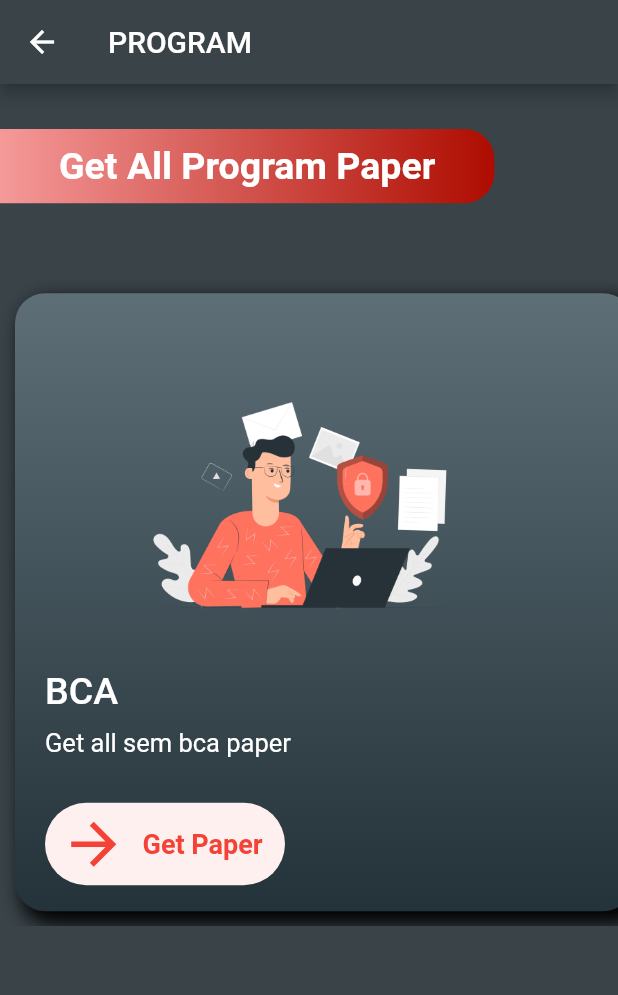
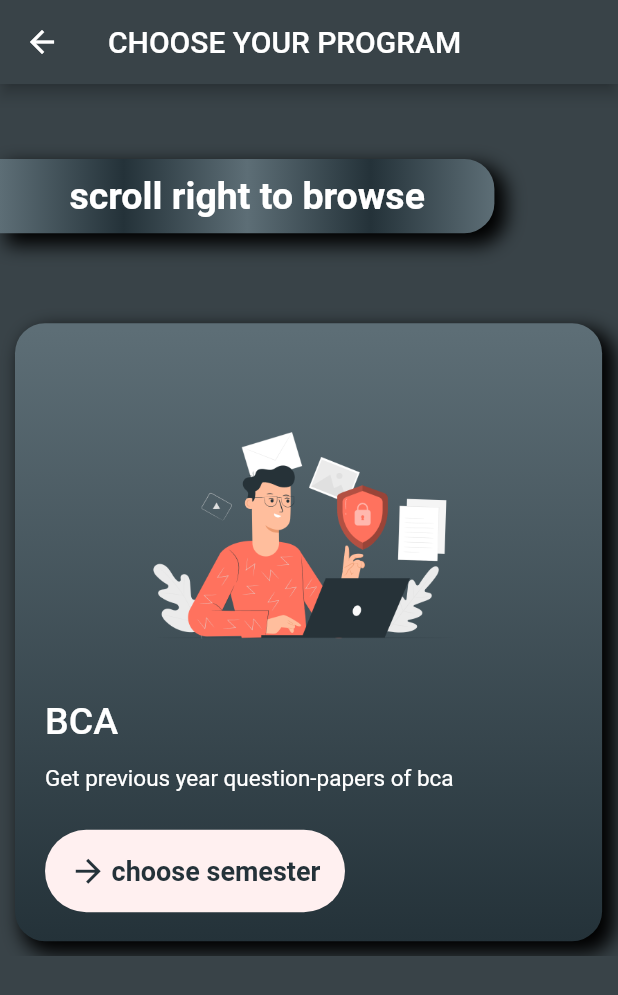
Before and after one commit to devil-preet/ExamPrep, a Flutter app: the UnderGrad screen opened directly, on a phone screen of 412 x 824 dp. Shown: the top 995 px of the screen. Run offline on Flutter 3.47's test engine with Material 2 defaults, Android fonts, the phone set to English and light mode, and no system bars; our stand-ins replace file_picker; missing offline and left inert: flutter_pdfview.

Commit message:
UI changes ( some colors are replaced)
UI changes

```diff
--- a/lib/page/UG/BCA/bca_course.dart
+++ b/lib/page/UG/BCA/bca_course.dart
@@ -30,8 +30,8 @@ class _BCAState extends State<BCA> {
             crossAxisAlignment: CrossAxisAlignment.start,
             children: [
               Up_Banner(
-                labal: 'Select your Semester',
-                width: mq.width * 0.7,
+                labal: 'Choose your Semester',
+                width: mq.width * 0.8,
                 height: mq.height * 0.06,
               ),
               Semester_tile(
--- a/lib/page/UG/UG_page.dart
+++ b/lib/page/UG/UG_page.dart
@@ -21,7 +21,7 @@ class _UnderGradState extends State<UnderGrad> {
       appBar: AppBar(
         backgroundColor: Color(0xFF394348),
         title: Text(
-          "PROGRAM",
+          "CHOOSE YOUR PROGRAM",
         ),
       ),
       body: SafeArea(
@@ -29,8 +29,11 @@ class _UnderGradState extends State<UnderGrad> {
           child: Column(
             crossAxisAlignment: CrossAxisAlignment.start,
             children: [
+              SizedBox(
+                height: 20,
+              ),
               Up_Banner(
-                labal: 'Get All Program Paper',
+                labal: 'scroll right to browse',
                 width: mq.width * 0.8,
                 height: mq.height * 0.06,
               ),
--- a/lib/page/home_page.dart
+++ b/lib/page/home_page.dart
@@ -22,7 +22,7 @@ class _Home_PageState extends State<Home_Page> {
       appBar: AppBar(
           backgroundColor: Color(0xFF394348),
           title: Text(
-            "CHOOSE YOUR COURSE TYPE ",
+            "CHOOSE YOUR COURSE LEVEL ",
             style: TextStyle(color: Colors.white),
           )),
       body: SafeArea(
@@ -31,13 +31,13 @@ class _Home_PageState extends State<Home_Page> {
             crossAxisAlignment: CrossAxisAlignment.start,
             children: [
               Up_Banner(
-                labal: '"Graduations"',
+                labal: 'COURSES',
                 width: mq.width * 0.6,
                 height: mq.height * 0.06,
               ),
               Courses_Tile(
                   imageName: "assets/images/ug.png",
-                  btext: 'UG Paper',
+                  btext: 'click here',
                   cours_text: "Under Graduation",
                   onTap: () {
                     Navigator.push(context,
@@ -45,16 +45,21 @@ class _Home_PageState extends State<Home_Page> {
                   }),
               Courses_Tile(
                   imageName: "assets/images/pg.png",
-                  btext: 'PG Paper',
+                  btext: 'click here',
                   cours_text: "Post Graduation",
                   onTap: () {
                     Navigator.push(context,
                         MaterialPageRoute(builder: (context) => PostGrad()));
                   }),
+              Up_Banner(
+                labal: 'OTHER COURSES',
+                width: mq.width * 0.6,
+                height: mq.height * 0.06,
+              ),
               Courses_Tile(
                   imageName: "assets/images/other.png",
-                  btext: 'Other Paper',
-                  cours_text: "Other Graduation",
+                  btext: 'click here',
+                  cours_text: "PGDCA",
                   onTap: () {
                     Navigator.push(
                         context,
@@ -64,53 +69,6 @@ class _Home_PageState extends State<Home_Page> {
             ],
           ),
         ),
-        // child: Column(
-        //   mainAxisAlignment: MainAxisAlignment.center,
-        //   crossAxisAlignment: CrossAxisAlignment.center,
-        //   children: [
-        //     // const SizedBox(height: 32),
-        //     ElevatedButton(
-        //       onPressed: () async {
-        //         Navigator.push(
-        //           context,
-        //           MaterialPageRoute(builder: (context) => UnderGrad()),
-        //         );
-        //       },
-        //       style: ElevatedButton.styleFrom(
-        //           backgroundColor: const Color.fromARGB(255, 3, 45, 59)),
-        //       child: const Text(
-        //         "UG-COURSES",
-        //       ),
-        //     ),
-        //     ElevatedButton(
-        //       onPressed: () async {
-        //         Navigator.push(
-        //           context,
-        //           MaterialPageRoute(builder: (context) => PostGrad()),
-        //         );
-        //       },
-        //       style: ElevatedButton.styleFrom(
-        //           backgroundColor: const Color.fromARGB(255, 3, 45, 59)),
-        //       child: const Text(
-        //         "PG-COURSES",
-        //       ),
-        //     ),
-        //     ElevatedButton(
-        //       onPressed: () async {
-        //         Navigator.push(
-        //           context,
-        //           MaterialPageRoute(
-        //               builder: (context) => const OtherCourses()),
-        //         );
-        //       },
-        //       style: ElevatedButton.styleFrom(
-        //           backgroundColor: const Color.fromARGB(255, 3, 45, 59)),
-        //       child: const Text(
-        //         "OTHER-COURSES",
-        //       ),
-        //     ),
-        //   ],
-        // ),
       ),
     );
   }
--- a/lib/widgets/program_tile.dart
+++ b/lib/widgets/program_tile.dart
@@ -16,7 +16,7 @@ class Program_Tile extends StatelessWidget {
     return Padding(
       padding: EdgeInsets.symmetric(horizontal: 10, vertical: 10),
       child: Container(
-        width: mq.width,
+        width: mq.width * 0.95,
         height: mq.height * 0.5,
         decoration: BoxDecoration(
           borderRadius: BorderRadius.circular(20),
@@ -43,14 +43,13 @@ class Program_Tile extends StatelessWidget {
             crossAxisAlignment: CrossAxisAlignment.start,
             children: [
               Padding(
-                padding: EdgeInsets.only(left: 50,top: 20),
+                padding: EdgeInsets.only(left: 50, top: 20),
                 child: Container(
                   width: mq.width * 0.6,
                   height: mq.height * 0.28,
                   decoration: BoxDecoration(
                       image: DecorationImage(
-                          image: AssetImage(
-                              imageName.toString()))),
+                          image: AssetImage(imageName.toString()))),
                 ),
               ),
               Text(
@@ -61,36 +60,44 @@ class Program_Tile extends StatelessWidget {
                     fontWeight: FontWeight.w500),
               ),
               SizedBox(
-                height: 10,
+                height: 15,
               ),
               Text(
-                'Get all sem ${program_name.toLowerCase()} paper',
+                'Get previous year question-papers of ${program_name.toLowerCase()}',
                 style: TextStyle(
-                  fontSize: 17,
+                  fontSize: 15,
                   color: Colors.white,
                   // fontWeight: FontWeight.w500
                 ),
               ),
               SizedBox(
-                height: 30,
+                height: 25,
               ),
               GestureDetector(
                 onTap: onTap,
                 child: Container(
-                  width: 160,
+                  width: 200,
                   height: 55,
                   decoration: BoxDecoration(
                       color: Color(0xFFFFF0F0),
                       borderRadius: BorderRadius.circular(50)),
                   child: Row(
+                    mainAxisAlignment: MainAxisAlignment.center,
                     children: [
-                      SizedBox(width: 10,),
-                      Icon(Icons.arrow_forward,color: Colors.red,size: 45,),
-                      SizedBox(width: 10,),
+                      Icon(
+                        Icons.arrow_forward_outlined,
+                        color: Color(0xFF243239),
+                        size: 25,
+                      ),
+                      SizedBox(
+                        width: 3,
+                      ),
                       Text(
-                        'Get Paper',
+                        'choose semester',
                         style: TextStyle(
-                            color: Colors.red, fontSize: 18,fontWeight: FontWeight.bold),
+                            color: Color(0xFF243239),
+                            fontSize: 18,
+                            fontWeight: FontWeight.bold),
                       ),
                     ],
                   ),
--- a/lib/widgets/up_banner.dart
+++ b/lib/widgets/up_banner.dart
@@ -18,9 +18,20 @@ class Up_Banner extends StatelessWidget {
         width: width,
         height: height,
         decoration: BoxDecoration(
+            boxShadow: [
+              BoxShadow(
+                color: Color(0xFF000000),
+                offset: Offset(6.0, 6.0),
+                spreadRadius: 2.0,
+                blurRadius: 10.0,
+              ),
+            ],
             gradient: LinearGradient(colors: [
-              const Color.fromARGB(255, 245, 153, 153),
-              const Color.fromARGB(255, 174, 12, 0)
+              const Color.fromARGB(255, 93, 110, 118),
+              Color(0xFF243239),
+              const Color.fromARGB(255, 93, 110, 118),
+              Color(0xFF243239),
+              const Color.fromARGB(255, 93, 110, 118)
             ]),
             borderRadius: BorderRadius.only(
               topRight: Radius.circular(20),
```
Also changed, not shown: lib/widgets/course_tile.dart (+12 -2 lines), lib/widgets/sem_tile.dart (+14 -10 lines). Lines whose indentation alone changed are shown as unchanged.
